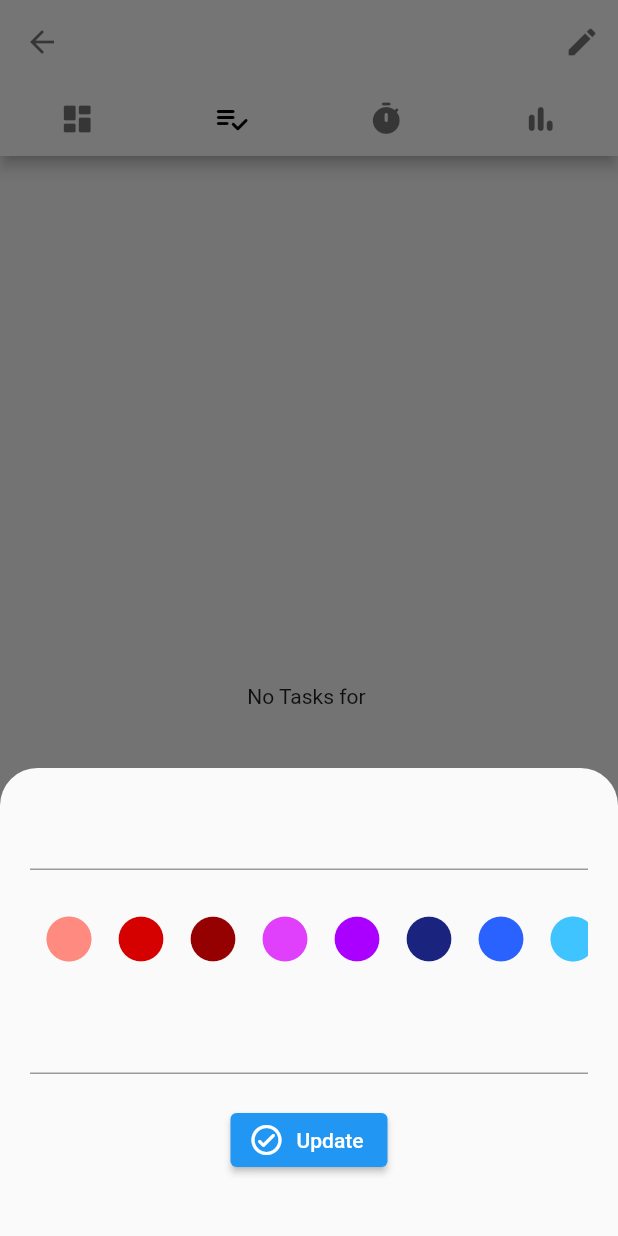
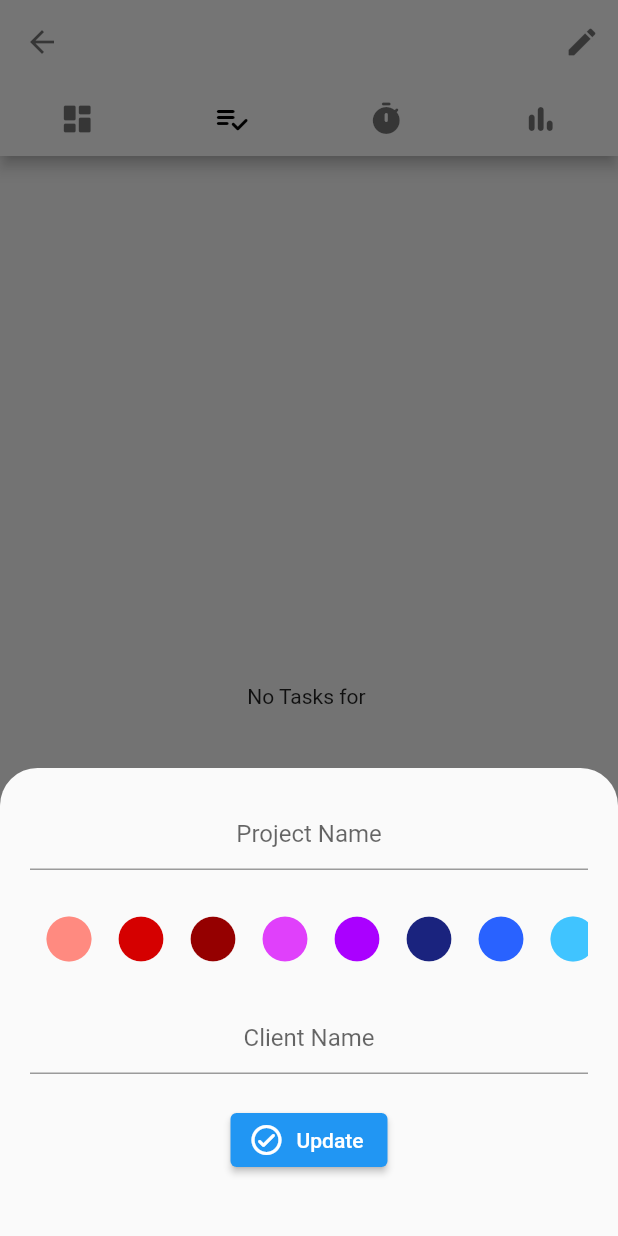
Before and after one commit to Z-inator/productivity_app, a Flutter app: the ProjectPage screen opened directly with empty values, tab 2 chosen, after a tap on the "edit" icon, on a phone screen of 412 x 824 dp. Run offline on Flutter 3.47's test engine with Material 2 defaults, Android fonts, the phone set to English and light mode, and no system bars; our stand-ins replace cloud_firestore, firebase_auth, firebase_core, flutter_animation_progress_bar, google_sign_in, percent_indicator and 1 more; missing offline and left inert: simple_time_range_picker; accounts and stored records are empty.

Commit message:
Edit Pages are working

```diff
--- a/lib/Shared/widgets/base_framework.dart
+++ b/lib/Shared/widgets/base_framework.dart
@@ -233,9 +233,7 @@ class BaseFramework extends StatelessWidget {
             builder: (BuildContext context) {
               return ChangeNotifierProvider(
                   create: (context) => TaskEditState(isUpdate: false),
-                  child: TaskEditBottomSheet(
-                    // isUpdate: false,
-                  ));
+                  child: TaskEditBottomSheet());
             }),
         ),
         SpeedDialChild(
--- a/lib/Task_Feature/providers/project_edit_state.dart
+++ b/lib/Task_Feature/providers/project_edit_state.dart
@@ -5,11 +5,7 @@ class ProjectEditState with ChangeNotifier {
   Project newProject;
   bool isUpdate;
 
-  ProjectEditState({this.isUpdate});
-
-  void addProject() {
-    newProject = Project();
-  }
+  ProjectEditState({this.isUpdate}) : newProject = Project();
 
   void updateProject(Project project) {
     newProject = project;
--- a/lib/Task_Feature/screens/components/project_edit_bottomsheet.dart
+++ b/lib/Task_Feature/screens/components/project_edit_bottomsheet.dart
@@ -11,13 +11,14 @@ import 'package:provider/provider.dart';
 
 class ProjectEditBottomSheet extends StatelessWidget {
   final Project project;
-  // final bool isUpdate;
   const ProjectEditBottomSheet({this.project});
 
   @override
   Widget build(BuildContext context) {
     final state = Provider.of<ProjectEditState>(context);
-    state.isUpdate ? state.updateProject(project) : state.addProject();
+    if (project != null) {
+      state.updateProject(project);
+    }
     return Container(
       margin: EdgeInsets.all(20),
       child: Column(
@@ -25,7 +26,9 @@ class ProjectEditBottomSheet extends StatelessWidget {
         children: [
           TextField(
             decoration: InputDecoration(
-              hintText: state.newProject.projectName ?? 'Project Name'),
+              hintText: state.newProject.projectName.isEmpty
+                  ? 'Project Name'
+                  : state.newProject.projectName),
             textAlign: TextAlign.center,
             onChanged: (newText) {
               state.updateProjectName(newText);
@@ -35,7 +38,9 @@ class ProjectEditBottomSheet extends StatelessWidget {
           ),
           TextField(
             decoration: InputDecoration(
-                hintText: state.newProject.projectClient ?? 'Client Name'),
+                hintText: state.newProject.projectClient.isEmpty
+                  ? 'Client Name'
+                  : state.newProject.projectClient),
             textAlign: TextAlign.center,
             onChanged: (newText) {
               state.updateProjectClient(newText);
--- a/lib/Task_Feature/screens/components/task_expansion_tile.dart
+++ b/lib/Task_Feature/screens/components/task_expansion_tile.dart
@@ -114,10 +114,7 @@ class TaskExpansionTile extends StatelessWidget {
                       builder: (BuildContext context) {
                         return ChangeNotifierProvider(
                             create: (context) => TaskEditState(isUpdate: true),
-                            child: TaskEditBottomSheet(
-                              task: task,
-                              // isUpdate: true,
-                            ));
+                            child: TaskEditBottomSheet(task: task));
                       })),
               ElevatedButton.icon(
                 icon: Icon(Icons.open_with_rounded),
--- a/lib/Time_Feature/providers/time_entry_edit_state.dart
+++ b/lib/Time_Feature/providers/time_entry_edit_state.dart
@@ -9,11 +9,7 @@ class TimeEntryEditState with ChangeNotifier {
   bool isUpdate;
   DateTime date;
 
-  TimeEntryEditState({this.isUpdate});
-
-  void addEntry() {
-    newEntry = TimeEntry();
-  }
+  TimeEntryEditState({this.isUpdate}) : newEntry = TimeEntry();
 
   void updateEntry(TimeEntry entry) {
     newEntry = entry;
```
Also changed, not shown: lib/Task_Feature/providers/task_edit_state.dart (+6 -9 lines), lib/Task_Feature/screens/components/task_edit_bottomsheet.dart (+35 -21 lines).
